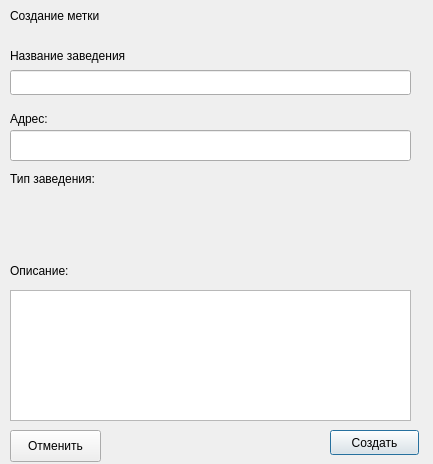
Old version of the form client/createrlabel.ui in the repository AleksandraSorokovikova/MyPlace.
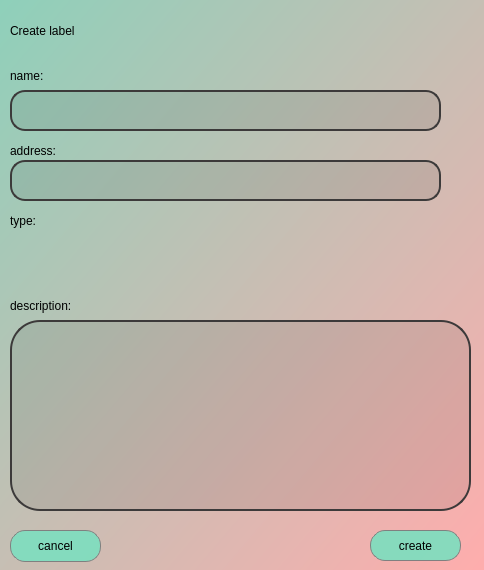
New version of the form.

Diff of the .ui file:
```diff
--- a/client/createrlabel.ui
+++ b/client/createrlabel.ui
@@ -6,136 +6,195 @@
    <rect>
     <x>0</x>
     <y>0</y>
-    <width>433</width>
-    <height>464</height>
+    <width>484</width>
+    <height>570</height>
    </rect>
   </property>
   <property name="windowTitle">
    <string>Dialog</string>
   </property>
+  <property name="styleSheet">
+   <string notr="true">background:qlineargradient(spread:pad, x1:0, y1:0, x2:1, y2:1, stop:0 rgba(142, 208, 186, 255), stop:1 rgba(255, 173, 173, 255));</string>
+  </property>
   <widget class="QLabel" name="label">
    <property name="geometry">
     <rect>
      <x>10</x>
-     <y>30</y>
+     <y>50</y>
      <width>191</width>
      <height>51</height>
     </rect>
    </property>
+   <property name="styleSheet">
+    <string notr="true">background:transparent;
+font: 14pt &quot;Gayathri&quot;;</string>
+   </property>
    <property name="text">
-    <string>Название заведения</string>
+    <string>name:</string>
    </property>
   </widget>
   <widget class="QLabel" name="label_2">
    <property name="geometry">
     <rect>
      <x>10</x>
-     <y>260</y>
-     <width>101</width>
-     <height>21</height>
+     <y>290</y>
+     <width>111</width>
+     <height>31</height>
     </rect>
    </property>
+   <property name="styleSheet">
+    <string notr="true">background:transparent;
+font: 14pt &quot;Gayathri&quot;;</string>
+   </property>
    <property name="text">
-    <string>Описание:</string>
+    <string>description:</string>
    </property>
   </widget>
   <widget class="QLineEdit" name="name">
    <property name="geometry">
     <rect>
      <x>10</x>
-     <y>70</y>
-     <width>401</width>
-     <height>25</height>
+     <y>90</y>
+     <width>431</width>
+     <height>41</height>
     </rect>
    </property>
+   <property name="styleSheet">
+    <string notr="true">border: 2px solid  #3c3a3a; 
+color: #3c3a3a;
+font: 16pt &quot;Gayathri&quot;;;
+border-radius: 15px;
+padding: 0 8px;
+background: rgba(0,0,0,20);
+selection-background-color: darkgray;</string>
+   </property>
   </widget>
   <widget class="QLabel" name="label_3">
    <property name="geometry">
     <rect>
      <x>10</x>
-     <y>110</y>
+     <y>140</y>
      <width>81</width>
-     <height>17</height>
+     <height>21</height>
     </rect>
    </property>
+   <property name="styleSheet">
+    <string notr="true">background:transparent;
+font: 14pt &quot;Gayathri&quot;;</string>
+   </property>
    <property name="text">
-    <string>Адрес:</string>
+    <string>address:</string>
    </property>
   </widget>
   <widget class="QLineEdit" name="address">
    <property name="geometry">
     <rect>
      <x>10</x>
-     <y>130</y>
-     <width>401</width>
-     <height>31</height>
+     <y>160</y>
+     <width>431</width>
+     <height>41</height>
     </rect>
    </property>
+   <property name="styleSheet">
+    <string notr="true">border: 2px solid  #3c3a3a; 
+color: #3c3a3a;
+font: 16pt &quot;Gayathri&quot;;;
+border-radius: 15px;
+padding: 0 8px;
+background: rgba(0,0,0,20);
+selection-background-color: darkgray;</string>
+   </property>
   </widget>
   <widget class="QLabel" name="label_4">
    <property name="geometry">
     <rect>
      <x>10</x>
-     <y>170</y>
-     <width>111</width>
-     <height>17</height>
+     <y>210</y>
+     <width>161</width>
+     <height>21</height>
     </rect>
    </property>
+   <property name="styleSheet">
+    <string notr="true">background:transparent;
+font: 14pt &quot;Gayathri&quot;;</string>
+   </property>
    <property name="text">
-    <string>Тип заведения:</string>
+    <string>type:</string>
    </property>
   </widget>
   <widget class="QPushButton" name="pushButton">
    <property name="geometry">
     <rect>
-     <x>330</x>
-     <y>430</y>
-     <width>89</width>
-     <height>25</height>
+     <x>370</x>
+     <y>530</y>
+     <width>91</width>
+     <height>31</height>
     </rect>
    </property>
+   <property name="styleSheet">
+    <string notr="true">border-radius: 15px;
+background: rgba(128,221,190, 240);
+border: 1px solid gray;
+font: 75 14pt &quot;Gayathri&quot;;</string>
+   </property>
    <property name="text">
-    <string>Создать</string>
+    <string>create</string>
    </property>
   </widget>
   <widget class="QLabel" name="label_5">
    <property name="geometry">
     <rect>
      <x>10</x>
-     <y>0</y>
-     <width>241</width>
-     <height>31</height>
+     <y>10</y>
+     <width>251</width>
+     <height>41</height>
     </rect>
    </property>
    <property name="styleSheet">
-    <string notr="true">font: 20pt &quot;Ubuntu&quot;;</string>
+    <string notr="true">background:transparent;
+font: 75 24pt &quot;Gayathri&quot;;</string>
    </property>
    <property name="text">
-    <string>Создание метки</string>
+    <string>Create label</string>
    </property>
   </widget>
   <widget class="QPushButton" name="pushButton_2">
    <property name="geometry">
     <rect>
      <x>10</x>
-     <y>430</y>
+     <y>530</y>
      <width>91</width>
      <height>32</height>
     </rect>
    </property>
+   <property name="styleSheet">
+    <string notr="true">border-radius: 15px;
+background: rgba(128,221,190, 240);
+border: 1px solid gray;
+font: 75 14pt &quot;Gayathri&quot;;</string>
+   </property>
    <property name="text">
-    <string>Отменить</string>
+    <string>cancel</string>
    </property>
   </widget>
   <widget class="QTextEdit" name="description">
    <property name="geometry">
     <rect>
      <x>10</x>
-     <y>290</y>
-     <width>401</width>
-     <height>131</height>
+     <y>320</y>
+     <width>461</width>
+     <height>191</height>
     </rect>
    </property>
+   <property name="styleSheet">
+    <string notr="true">border: 2px solid  #3c3a3a; 
+color: #3c3a3a;
+font: 16pt &quot;Gayathri&quot;;;
+border-radius: 30px;
+padding: 0 8px;
+background: rgba(0,0,0,20);
+selection-background-color: darkgray;</string>
+   </property>
   </widget>
  </widget>
  <resources/>
```
